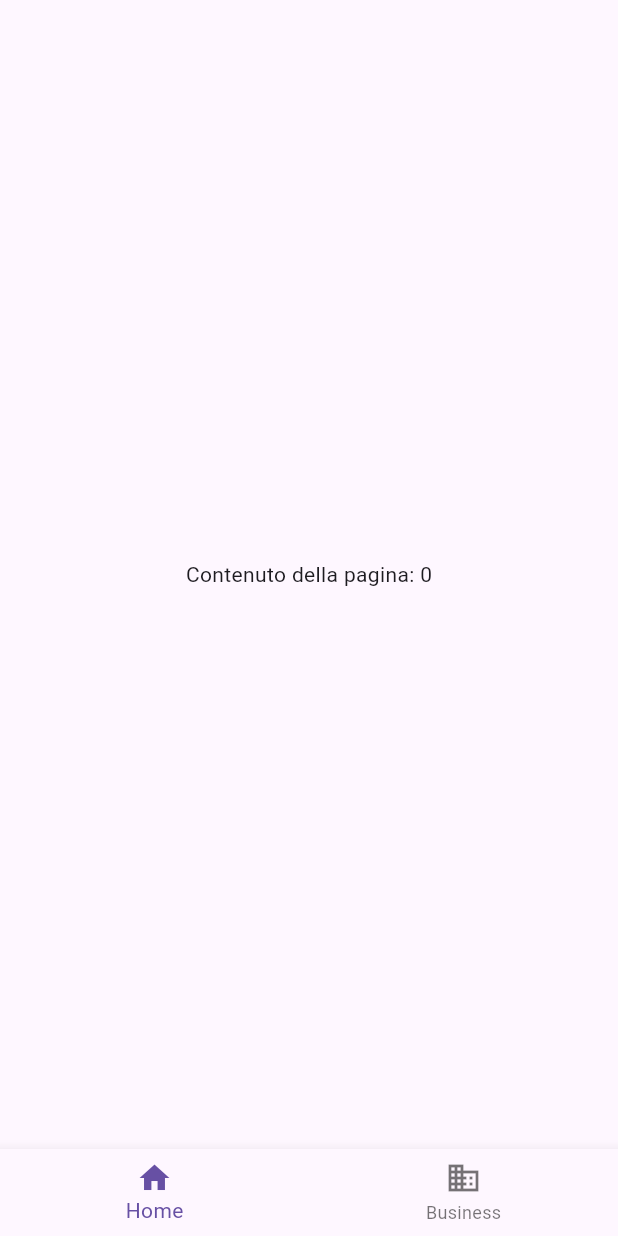
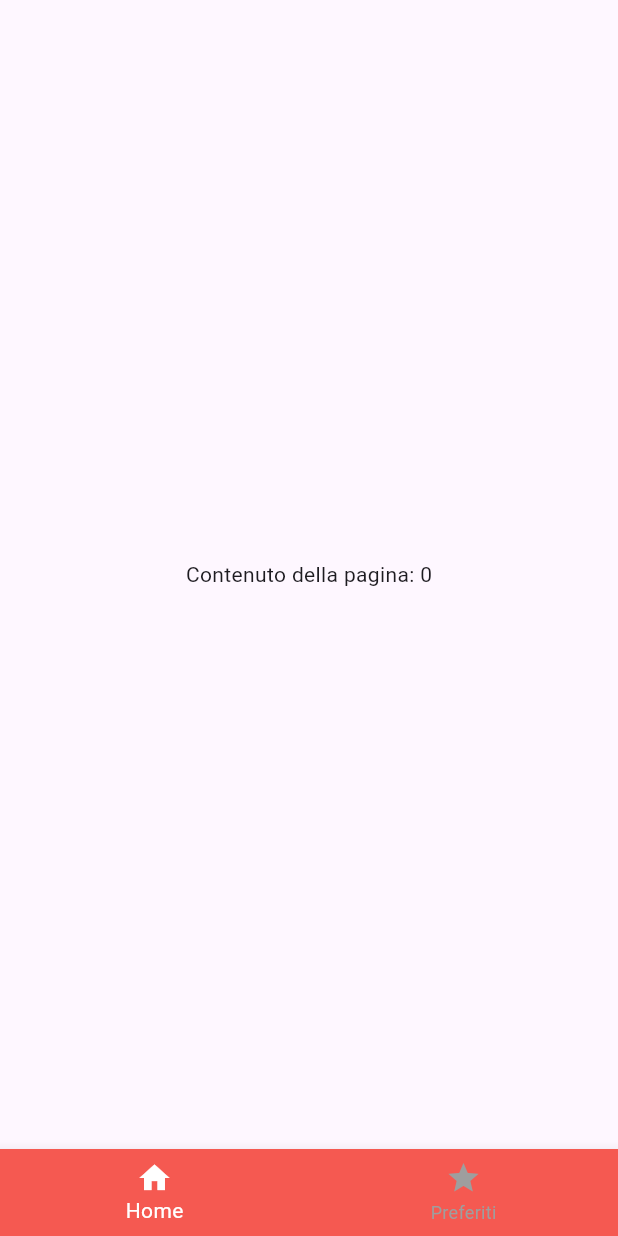
Before and after one commit to lolloscicchi/cocktails_app, a Flutter app: the screen it shows after launch, on a phone screen of 412 x 824 dp. Run offline on Flutter 3.47's test engine with Material 3 defaults, Android fonts, the phone set to English and light mode, and no system bars.

Commit message:
modificata la bottomBar

```diff
--- a/lib/main.dart
+++ b/lib/main.dart
@@ -33,20 +33,26 @@ class HomePageState extends State<HomePage> {
         child: Text('Contenuto della pagina: $_selectedIndex'),
       ),
       bottomNavigationBar: BottomNavigationBar(
-        currentIndex: _selectedIndex, // Corretto l'accesso alla variabile
+        backgroundColor: Color(0xFFF55951),
+        currentIndex: _selectedIndex,
+        // Corretto l'accesso alla variabile
         onTap: (index) {
           setState(() {
             _selectedIndex = index; // Modifica dell'indice selezionato
           });
         },
-        items: const [
+        selectedItemColor: Colors.white,
+        unselectedItemColor: Colors.grey,
+        items: [
           BottomNavigationBarItem(
             icon: Icon(Icons.home),
             label: 'Home',
           ),
           BottomNavigationBarItem(
-            icon: Icon(Icons.business),
-            label: 'Business',
+            icon: Icon(
+              Icons.star,
+            ),
+            label: 'Preferiti',
           ),
         ],
       ),
```
